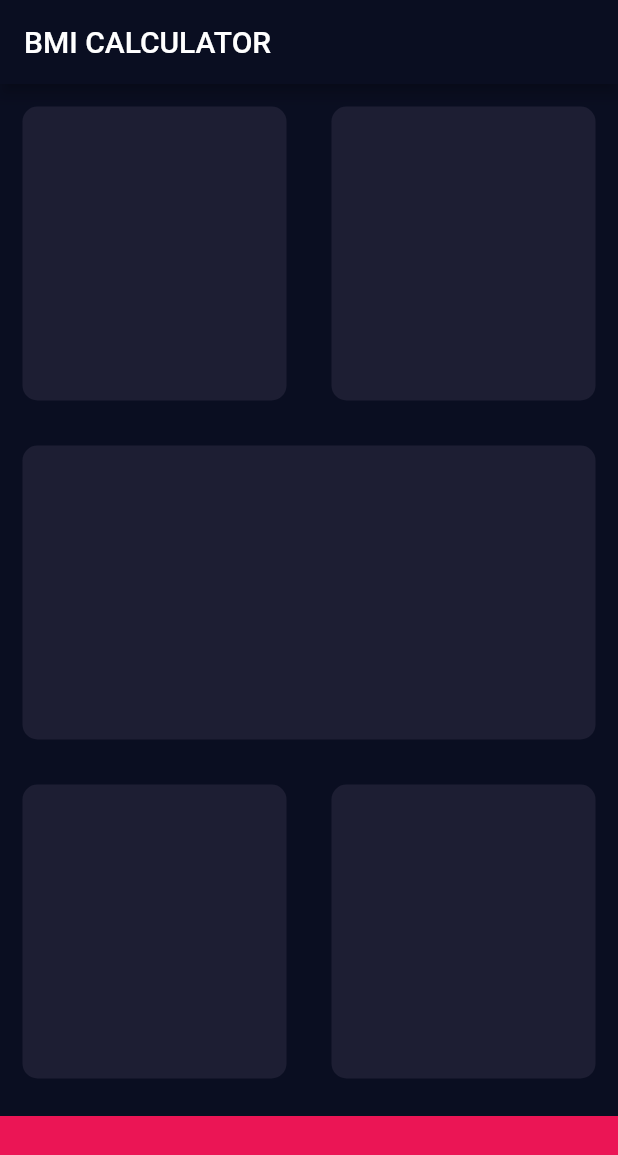
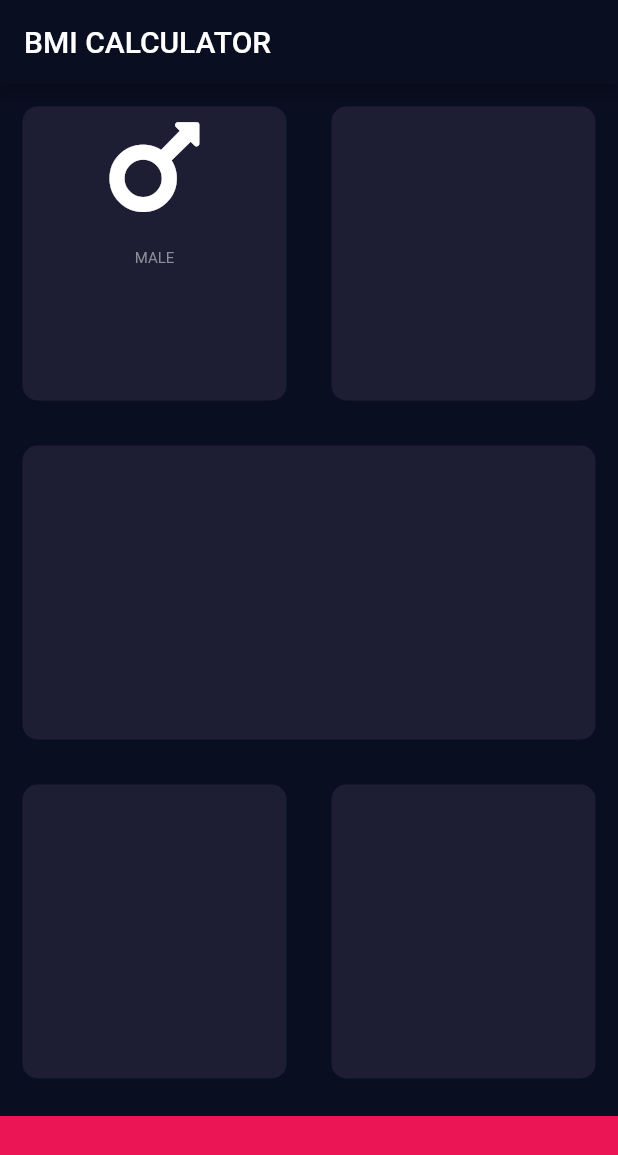
Before and after one commit to allefsousa/Flutter-IMC, a Flutter app: the screen it shows after launch, on a phone screen of 412 x 824 dp. Shown: the top 1155 px of the screen. Run offline on Flutter 3.47's test engine with Material 2 defaults, Android fonts, the phone set to English and light mode, and no system bars; our stand-ins replace font_awesome_flutter.

Commit message:
Customizando widget e adicionando font awesome

```diff
--- a/lib/pages/input_page.dart
+++ b/lib/pages/input_page.dart
@@ -1,4 +1,5 @@
 import 'package:flutter/material.dart';
+import 'package:font_awesome_flutter/font_awesome_flutter.dart';
 
 const activeCardColor = Color(0xFF1D1E33);
 const bottomContainerHeight = 80.0;
@@ -24,6 +25,19 @@ class _InputPageState extends State<InputPage> {
                 Expanded(
                     child: ReusableCard(
                   colour: activeCardColor,
+                  cardChild: Column(
+                    children: <Widget>[
+                      Icon(
+                        FontAwesomeIcons.mars,
+                        size: 80.0,
+                      ),SizedBox(
+                        height: 15.0,
+                      ),
+                      Text("MALE", style: TextStyle(
+                        fontSize: 10.0,color: Color(0xFF8D8E98)
+                      ))
+                    ],
+                  ),
                 )),
                 Expanded(
                     child: ReusableCard(
@@ -60,13 +74,15 @@ class _InputPageState extends State<InputPage> {
 }
 
 class ReusableCard extends StatelessWidget {
-  ReusableCard({@required this.colour});
+  ReusableCard({@required this.colour, this.cardChild});
 
   Color colour;
+  final Widget cardChild;
 
   @override
   Widget build(BuildContext context) {
     return Container(
+      child: cardChild,
       margin: EdgeInsets.all(15.0),
       decoration: BoxDecoration(
           color: colour, borderRadius: BorderRadius.circular(10.0)),
--- a/pubspec.yaml
+++ b/pubspec.yaml
@@ -23,6 +23,8 @@ dependencies:
   # The following adds the Cupertino Icons font to your application.
   # Use with the CupertinoIcons class for iOS style icons.
   cupertino_icons: ^0.1.2
+  font_awesome_flutter: ^8.4.0
+
 
 dev_dependencies:
   flutter_test:
```
Also changed, not shown: pubspec.lock.
